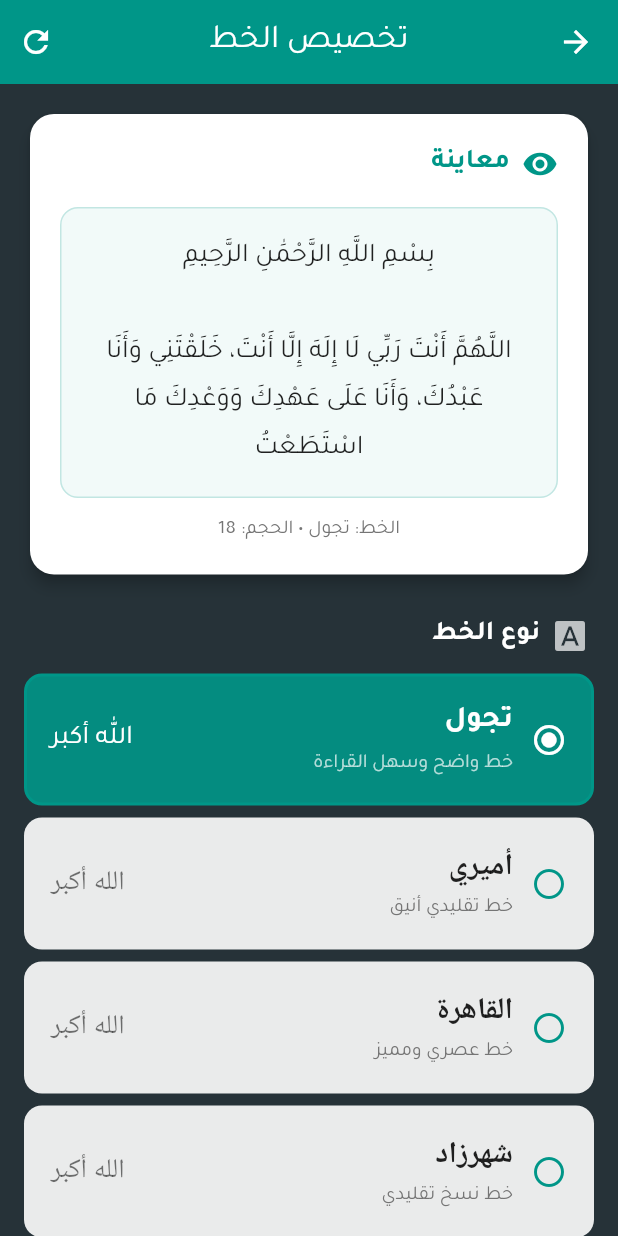
After one commit to Faris-Elmasry/islamic-app, a Flutter app: the FontCustomizationPage screen opened directly, on a phone screen of 412 x 824 dp. The commit adds this screen. Run offline on Flutter 3.47's test engine with Material 3 defaults, Android fonts, the phone set to English and light mode, and no system bars; our stand-ins replace connectivity_plus, dio, flutter_local_notifications, flutter_riverpod, flutter_spinkit, geolocator and 4 more; missing offline and left inert: flutter_islamic_icons, workmanager; accounts and stored records are empty; Roboto replaces fonts that are missing (Amiri, Cairo, Scheherazade); statements that could not run were skipped.

Commit message:
feat: Add font customization feature for azkar pages
- Add 6 Arabic font options (Tajawal, Amiri, Cairo, Scheherazade, Lateef, ReemKufi)
- Add dynamic font size control (12-40)
- Create font settings provider with Riverpod state management
- Create font customization UI page with live preview
- Add font storage methods to StorageService
- Update azkar widget to use customizable fonts
- Add adhan audio files (makkah, madinah, alaqsa, mishary)
- Update pubspec.yaml with font declarations
- Add comprehensive documentation (README, guides)
- Fix JSON data quality issues

```diff
--- a/lib/core/services/storage_service.dart
+++ b/lib/core/services/storage_service.dart
@@ -95,6 +95,26 @@ class StorageService {
     await _settings.put('evening_azkar_reminder', enabled);
   }
 
+  /// Get azkar font family
+  static String getAzkarFontFamily() {
+    return _settings.get('azkar_font_family', defaultValue: 'Tajawal');
+  }
+
+  /// Set azkar font family
+  static Future<void> setAzkarFontFamily(String fontFamily) async {
+    await _settings.put('azkar_font_family', fontFamily);
+  }
+
+  /// Get azkar font size
+  static double getAzkarFontSize() {
+    return _settings.get('azkar_font_size', defaultValue: 18.0);
+  }
+
+  /// Set azkar font size
+  static Future<void> setAzkarFontSize(double fontSize) async {
+    await _settings.put('azkar_font_size', fontSize);
+  }
+
   // ==================== Cache ====================
 
   /// Cache prayer times data
--- /dev/null
+++ b/lib/features/settings/font_customization_page.dart
@@ -0,0 +1,343 @@
+import 'package:flutter/material.dart';
+import 'package:flutter_riverpod/flutter_riverpod.dart';
+import 'package:flutter_application_6/providers/font_settings_provider.dart';
+
+/// Font customization page for azkar
+class FontCustomizationPage extends ConsumerWidget {
+  const FontCustomizationPage({super.key});
+
+  @override
+  Widget build(BuildContext context, WidgetRef ref) {
+    final fontSettings = ref.watch(fontSettingsProvider);
+    final fontNotifier = ref.read(fontSettingsProvider.notifier);
+
+    return Directionality(
+      textDirection: TextDirection.rtl,
+      child: Scaffold(
+        backgroundColor: Colors.blueGrey[900],
+        appBar: AppBar(
+          title: const Text(
+            'تخصيص الخط',
+            style: TextStyle(fontFamily: 'Tajawal'),
+          ),
+          backgroundColor: Colors.teal,
+          foregroundColor: Colors.white,
+          actions: [
+            IconButton(
+              icon: const Icon(Icons.refresh),
+              tooltip: 'إعادة الضبط',
+              onPressed: () async {
+                await fontNotifier.resetToDefaults();
+                if (context.mounted) {
+                  ScaffoldMessenger.of(context).showSnackBar(
+                    const SnackBar(
+                      content: Text(
+                        'تم إعادة الضبط إلى الإعدادات الافتراضية',
+                        style: TextStyle(fontFamily: 'Tajawal'),
+                      ),
+                      backgroundColor: Colors.teal,
+                    ),
+                  );
+                }
+              },
+            ),
+          ],
+        ),
+        body: ListView(
+          padding: const EdgeInsets.all(16),
+          children: [
+            // Preview card
+            _buildPreviewCard(fontSettings),
+            const SizedBox(height: 24),
+
+            // Font family selector
+            _buildFontFamilySection(fontSettings, fontNotifier, context),
+            const SizedBox(height: 24),
+
+            // Font size slider
+            _buildFontSizeSection(fontSettings, fontNotifier),
+          ],
+        ),
+      ),
+    );
+  }
+
+  /// Build preview card
+  Widget _buildPreviewCard(FontSettings fontSettings) {
+    return Card(
+      elevation: 4,
+      shape: RoundedRectangleBorder(borderRadius: BorderRadius.circular(16)),
+      color: Colors.white,
+      child: Padding(
+        padding: const EdgeInsets.all(20),
+        child: Column(
+          crossAxisAlignment: CrossAxisAlignment.stretch,
+          children: [
+            Row(
+              children: [
+                Icon(Icons.visibility, color: Colors.teal),
+                const SizedBox(width: 8),
+                Text(
+                  'معاينة',
+                  style: TextStyle(
+                    fontFamily: 'Tajawal',
+                    fontSize: 18,
+                    fontWeight: FontWeight.bold,
+                    color: Colors.teal,
+                  ),
+                ),
+              ],
+            ),
+            const SizedBox(height: 16),
+            Container(
+              padding: const EdgeInsets.all(16),
+              decoration: BoxDecoration(
+                color: Colors.teal.withOpacity(0.05),
+                borderRadius: BorderRadius.circular(12),
+                border: Border.all(color: Colors.teal.withOpacity(0.2)),
+              ),
+              child: Text(
+                'بِسْمِ اللَّهِ الرَّحْمَٰنِ الرَّحِيمِ\n\n'
+                'اللَّهُمَّ أَنْتَ رَبِّي لَا إِلَهَ إِلَّا أَنْتَ، خَلَقْتَنِي وَأَنَا عَبْدُكَ، وَأَنَا عَلَى عَهْدِكَ وَوَعْدِكَ مَا اسْتَطَعْتُ',
+                textAlign: TextAlign.center,
+                style: TextStyle(
+                  fontFamily: fontSettings.fontFamily,
+                  fontSize: fontSettings.fontSize,
+                  height: 1.8,
+                  color: Colors.black87,
+                ),
+              ),
+            ),
+            const SizedBox(height: 12),
+            Text(
+              'الخط: ${AvailableFonts.getFontByName(fontSettings.fontFamily).displayName} • الحجم: ${fontSettings.fontSize.toInt()}',
+              textAlign: TextAlign.center,
+              style: TextStyle(
+                fontFamily: 'Tajawal',
+                fontSize: 13,
+                color: Colors.grey[600],
+              ),
+            ),
+          ],
+        ),
+      ),
+    );
+  }
+
+  /// Build font family section
+  Widget _buildFontFamilySection(
+    FontSettings fontSettings,
+    FontSettingsNotifier fontNotifier,
+    BuildContext context,
+  ) {
+    return Column(
+      crossAxisAlignment: CrossAxisAlignment.start,
+      children: [
+        Padding(
+          padding: const EdgeInsets.symmetric(horizontal: 4),
+          child: Row(
+            children: [
+              Icon(Icons.font_download, color: Colors.white70),
+              const SizedBox(width: 8),
+              Text(
+                'نوع الخط',
+                style: TextStyle(
+                  fontFamily: 'Tajawal',
+                  fontSize: 18,
+                  fontWeight: FontWeight.bold,
+                  color: Colors.white,
+                ),
+              ),
+            ],
+          ),
+        ),
+        const SizedBox(height: 12),
+        ...AvailableFonts.fonts.map((font) {
+          final isSelected = fontSettings.fontFamily == font.name;
+          return Padding(
+            padding: const EdgeInsets.only(bottom: 8),
+            child: InkWell(
+              onTap: () async {
+                await fontNotifier.setFontFamily(font.name);
+              },
+              child: Container(
+                padding: const EdgeInsets.all(16),
+                decoration: BoxDecoration(
+                  color: isSelected
+                      ? Colors.teal.withOpacity(0.9)
+                      : Colors.white.withOpacity(0.9),
+                  borderRadius: BorderRadius.circular(12),
+                  border: Border.all(
+                    color: isSelected ? Colors.teal : Colors.transparent,
+                    width: 2,
+                  ),
+                ),
+                child: Row(
+                  children: [
+                    Icon(
+                      isSelected
+                          ? Icons.radio_button_checked
+                          : Icons.radio_button_unchecked,
+                      color: isSelected ? Colors.white : Colors.teal,
+                    ),
+                    const SizedBox(width: 12),
+                    Expanded(
+                      child: Column(
+                        crossAxisAlignment: CrossAxisAlignment.start,
+                        children: [
+                          Text(
+                            font.displayName,
+                            style: TextStyle(
+                              fontFamily: font.name,
+                              fontSize: 20,
+                              fontWeight: FontWeight.bold,
+                              color: isSelected ? Colors.white : Colors.black87,
+                            ),
+                          ),
+                          if (font.description != null) ...[
+                            const SizedBox(height: 4),
+                            Text(
+                              font.description!,
+                              style: TextStyle(
+                                fontFamily: 'Tajawal',
+                                fontSize: 13,
+                                color: isSelected
+                                    ? Colors.white70
+                                    : Colors.grey[600],
+                              ),
+                            ),
+                          ],
+                        ],
+                      ),
+                    ),
+                    Text(
+                      'الله أكبر',
+                      style: TextStyle(
+                        fontFamily: font.name,
+                        fontSize: 18,
+                        color: isSelected ? Colors.white : Colors.black54,
+                      ),
+                    ),
+                  ],
+                ),
+              ),
+            ),
+          );
+        }).toList(),
+      ],
+    );
+  }
+
+  /// Build font size section
+  Widget _buildFontSizeSection(
+    FontSettings fontSettings,
+    FontSettingsNotifier fontNotifier,
+  ) {
+    return Card(
+      elevation: 4,
+      shape: RoundedRectangleBorder(borderRadius: BorderRadius.circular(16)),
+      color: Colors.white.withOpacity(0.95),
+      child: Padding(
+        padding: const EdgeInsets.all(20),
+        child: Column(
+          crossAxisAlignment: CrossAxisAlignment.start,
+          children: [
+            Row(
+              children: [
+                Icon(Icons.format_size, color: Colors.teal),
+                const SizedBox(width: 8),
+                Text(
+                  'حجم الخط',
+                  style: TextStyle(
+                    fontFamily: 'Tajawal',
+                    fontSize: 18,
+                    fontWeight: FontWeight.bold,
+                    color: Colors.teal,
+                  ),
+                ),
+                const Spacer(),
+                Container(
+                  padding:
+                      const EdgeInsets.symmetric(horizontal: 16, vertical: 6),
+                  decoration: BoxDecoration(
+                    color: Colors.teal.withOpacity(0.1),
+                    borderRadius: BorderRadius.circular(20),
+                  ),
+                  child: Text(
+                    '${fontSettings.fontSize.toInt()}',
+                    style: TextStyle(
+                      fontFamily: 'Tajawal',
+                      fontSize: 18,
+                      fontWeight: FontWeight.bold,
+                      color: Colors.teal,
+                    ),
+                  ),
+                ),
+              ],
+            ),
+            const SizedBox(height: 20),
+            Row(
+              children: [
+                IconButton(
+                  onPressed: fontNotifier.decreaseFontSize,
+                  icon: const Icon(Icons.remove_circle_outline),
+                  color: Colors.teal,
+                  iconSize: 32,
+                ),
+                Expanded(
+                  child: SliderTheme(
+                    data: SliderThemeData(
+                      activeTrackColor: Colors.teal,
+                      inactiveTrackColor: Colors.teal.withOpacity(0.2),
+                      thumbColor: Colors.teal,
+                      overlayColor: Colors.teal.withOpacity(0.2),
+                      trackHeight: 6,
+                    ),
+                    child: Slider(
+                      value: fontSettings.fontSize,
+                      min: 12,
+                      max: 40,
+                      divisions: 14,
+                      label: '${fontSettings.fontSize.toInt()}',
+                      onChanged: (value) {
+                        fontNotifier.setFontSize(value);
+                      },
+                    ),
+                  ),
+                ),
+                IconButton(
+                  onPressed: fontNotifier.increaseFontSize,
+                  icon: const Icon(Icons.add_circle_outline),
+                  color: Colors.teal,
+                  iconSize: 32,
+                ),
+              ],
+            ),
+            const SizedBox(height: 12),
+            Row(
+              mainAxisAlignment: MainAxisAlignment.spaceBetween,
+              children: [
+                Text(
+                  'صغير (12)',
+                  style: TextStyle(
+                    fontFamily: 'Tajawal',
+                    fontSize: 12,
+                    color: Colors.grey[600],
+                  ),
+                ),
+                Text(
+                  'كبير (40)',
+                  style: TextStyle(
+                    fontFamily: 'Tajawal',
+                    fontSize: 12,
+                    color: Colors.grey[600],
+                  ),
+                ),
+              ],
+            ),
+          ],
+        ),
+      ),
+    );
+  }
+}
--- a/lib/features/settings/settings_page.dart
+++ b/lib/features/settings/settings_page.dart
@@ -2,6 +2,7 @@ import 'package:flutter/material.dart';
 import 'package:flutter_riverpod/flutter_riverpod.dart';
 import 'package:flutter_application_6/core/constants/app_constants.dart';
 import 'package:flutter_application_6/features/settings/adhan_selector_page.dart';
+import 'package:flutter_application_6/features/settings/font_customization_page.dart';
 import 'package:flutter_application_6/providers/settings_provider.dart';
 
 /// Settings page
@@ -83,6 +84,33 @@ class SettingsPage extends ConsumerWidget {
                     context,
                     MaterialPageRoute(
                       builder: (context) => const AdhanSelectorPage(),
+                    ),
+                  );
+                },
+              ),
+            ]),
+
+            const SizedBox(height: 16),
+
+            // Font Customization Section
+            _buildSectionHeader('تخصيص الخط'),
+            _buildCard([
+              ListTile(
+                leading: const Icon(Icons.font_download, color: Colors.teal),
+                title: const Text(
+                  'تخصيص خط الأذكار',
+                  style: TextStyle(fontFamily: 'Tajawal', fontSize: 16),
+                ),
+                subtitle: const Text(
+                  'اختر نوع الخط وحجمه',
+                  style: TextStyle(fontFamily: 'Tajawal', fontSize: 13),
+                ),
+                trailing: const Icon(Icons.chevron_right, color: Colors.teal),
+                onTap: () {
+                  Navigator.push(
+                    context,
+                    MaterialPageRoute(
+                      builder: (context) => const FontCustomizationPage(),
                     ),
                   );
                 },
--- /dev/null
+++ b/lib/providers/font_settings_provider.dart
@@ -0,0 +1,128 @@
+import 'package:flutter_riverpod/flutter_riverpod.dart';
+import 'package:flutter_application_6/core/services/storage_service.dart';
+
+/// Available Arabic fonts for azkar
+class ArabicFont {
+  final String name;
+  final String displayName;
+  final String? description;
+
+  const ArabicFont({
+    required this.name,
+    required this.displayName,
+    this.description,
+  });
+}
+
+/// Available Arabic fonts
+class AvailableFonts {
+  static const List<ArabicFont> fonts = [
+    ArabicFont(
+      name: 'Tajawal',
+      displayName: 'تجول',
+      description: 'خط واضح وسهل القراءة',
+    ),
+    ArabicFont(
+      name: 'Amiri',
+      displayName: 'أميري',
+      description: 'خط تقليدي أنيق',
+    ),
+    ArabicFont(
+      name: 'Cairo',
+      displayName: 'القاهرة',
+      description: 'خط عصري ومميز',
+    ),
+    ArabicFont(
+      name: 'Scheherazade',
+      displayName: 'شهرزاد',
+      description: 'خط نسخ تقليدي',
+    ),
+    ArabicFont(
+      name: 'Lateef',
+      displayName: 'لطيف',
+      description: 'خط نسخ بسيط',
+    ),
+    ArabicFont(
+      name: 'ReemKufi',
+      displayName: 'ريم كوفي',
+      description: 'خط كوفي حديث',
+    ),
+  ];
+
+  static ArabicFont getFontByName(String name) {
+    return fonts.firstWhere(
+      (font) => font.name == name,
+      orElse: () => fonts[0],
+    );
+  }
+}
+
+/// Font settings state
+class FontSettings {
+  final String fontFamily;
+  final double fontSize;
+
+  FontSettings({
+    required this.fontFamily,
+    required this.fontSize,
+  });
+
+  FontSettings copyWith({
+    String? fontFamily,
+    double? fontSize,
+  }) {
+    return FontSettings(
+      fontFamily: fontFamily ?? this.fontFamily,
+      fontSize: fontSize ?? this.fontSize,
+    );
+  }
+}
+
+/// Font settings provider
+class FontSettingsNotifier extends StateNotifier<FontSettings> {
+  FontSettingsNotifier()
+      : super(
+          FontSettings(
+            fontFamily: StorageService.getAzkarFontFamily(),
+            fontSize: StorageService.getAzkarFontSize(),
+          ),
+        );
+
+  /// Update font family
+  Future<void> setFontFamily(String fontFamily) async {
+    await StorageService.setAzkarFontFamily(fontFamily);
+    state = state.copyWith(fontFamily: fontFamily);
+  }
+
+  /// Update font size
+  Future<void> setFontSize(double fontSize) async {
+    await StorageService.setAzkarFontSize(fontSize);
+    state = state.copyWith(fontSize: fontSize);
+  }
+
+  /// Increase font size
+  Future<void> increaseFontSize() async {
+    if (state.fontSize < 40) {
+      await setFontSize(state.fontSize + 2);
+    }
+  }
+
+  /// Decrease font size
+  Future<void> decreaseFontSize() async {
+    if (state.fontSize > 12) {
+      await setFontSize(state.fontSize - 2);
+    }
+  }
+
+  /// Reset to defaults
+  Future<void> resetToDefaults() async {
+    await setFontFamily('Tajawal');
+    await setFontSize(18.0);
+  }
+}
+
+/// Font settings provider instance
+final fontSettingsProvider =
+    StateNotifierProvider<FontSettingsNotifier, FontSettings>((ref) {
+  return FontSettingsNotifier();
+});
--- a/lib/shared/widgets/azkar_list_widget.dart
+++ b/lib/shared/widgets/azkar_list_widget.dart
@@ -1,9 +1,10 @@
 import 'package:flutter/material.dart';
 import 'package:flutter_riverpod/flutter_riverpod.dart';
 import 'package:flutter_application_6/data/models/azkar_model.dart';
+import 'package:flutter_application_6/providers/font_settings_provider.dart';
 
 /// Reusable widget for displaying azkar list
-class AzkarListWidget extends StatefulWidget {
+class AzkarListWidget extends ConsumerStatefulWidget {
   final AzkarCategory category;
   final String backgroundImage;
   final Color? backgroundColor;
@@ -16,10 +17,10 @@ class AzkarListWidget extends StatefulWidget {
   });
 
   @override
-  State<AzkarListWidget> createState() => _AzkarListWidgetState();
+  ConsumerState<AzkarListWidget> createState() => _AzkarListWidgetState();
 }
 
-class _AzkarListWidgetState extends State<AzkarListWidget> {
+class _AzkarListWidgetState extends ConsumerState<AzkarListWidget> {
   late List<int> _remainingCounts;
   late List<bool> _completed;
 
@@ -62,6 +63,8 @@ class _AzkarListWidgetState extends State<AzkarListWidget> {
 
   @override
   Widget build(BuildContext context) {
+    final fontSettings = ref.watch(fontSettingsProvider);
+
     return Container(
       decoration: BoxDecoration(
         image: DecorationImage(
@@ -110,8 +113,8 @@ class _AzkarListWidgetState extends State<AzkarListWidget> {
                       item.text,
                       textAlign: TextAlign.center,
                       style: TextStyle(
-                        fontFamily: 'Tajawal',
-                        fontSize: 18,
+                        fontFamily: fontSettings.fontFamily,
+                        fontSize: fontSettings.fontSize,
                         height: 1.8,
                         color: isCompleted ? Colors.white : Colors.black87,
                       ),
@@ -133,8 +136,8 @@ class _AzkarListWidgetState extends State<AzkarListWidget> {
                           item.description!,
                           textAlign: TextAlign.center,
                           style: TextStyle(
-                            fontFamily: 'Tajawal',
-                            fontSize: 14,
+                            fontFamily: fontSettings.fontFamily,
+                            fontSize: fontSettings.fontSize * 0.85,
                             color: isCompleted
                                 ? Colors.white70
                                 : Colors.teal.shade700,
```
Also changed, not shown: lib/model/azkarsdata.json (+34 -45 lines), pubspec.yaml (+38 -0 lines), 7 other files.
